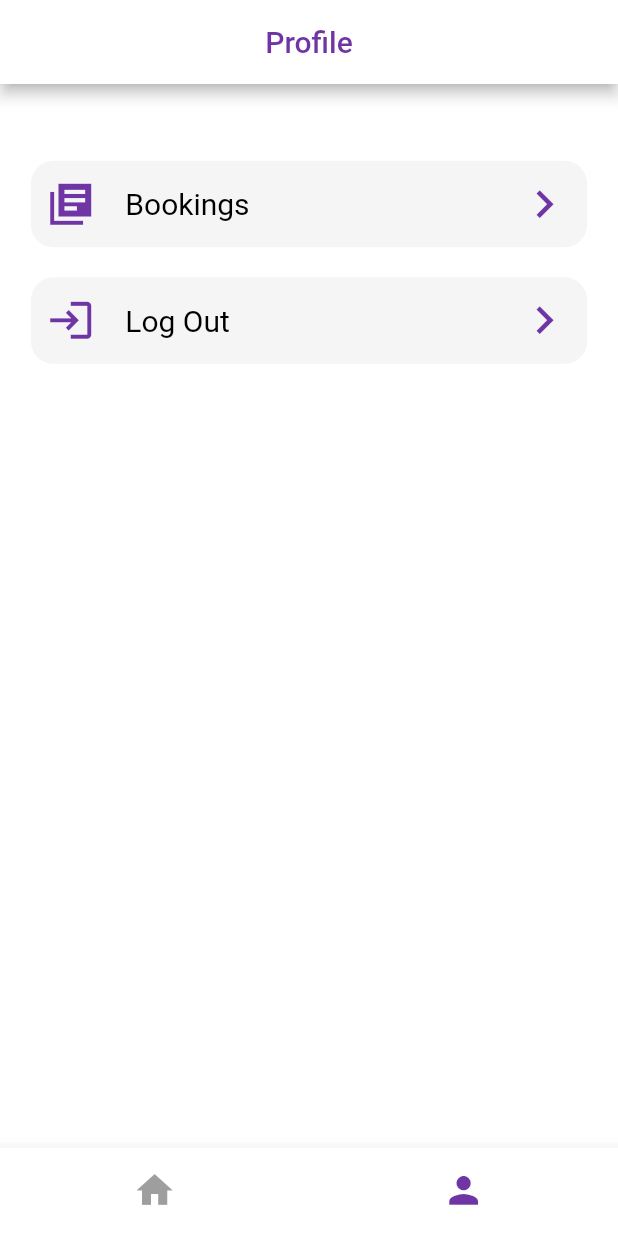
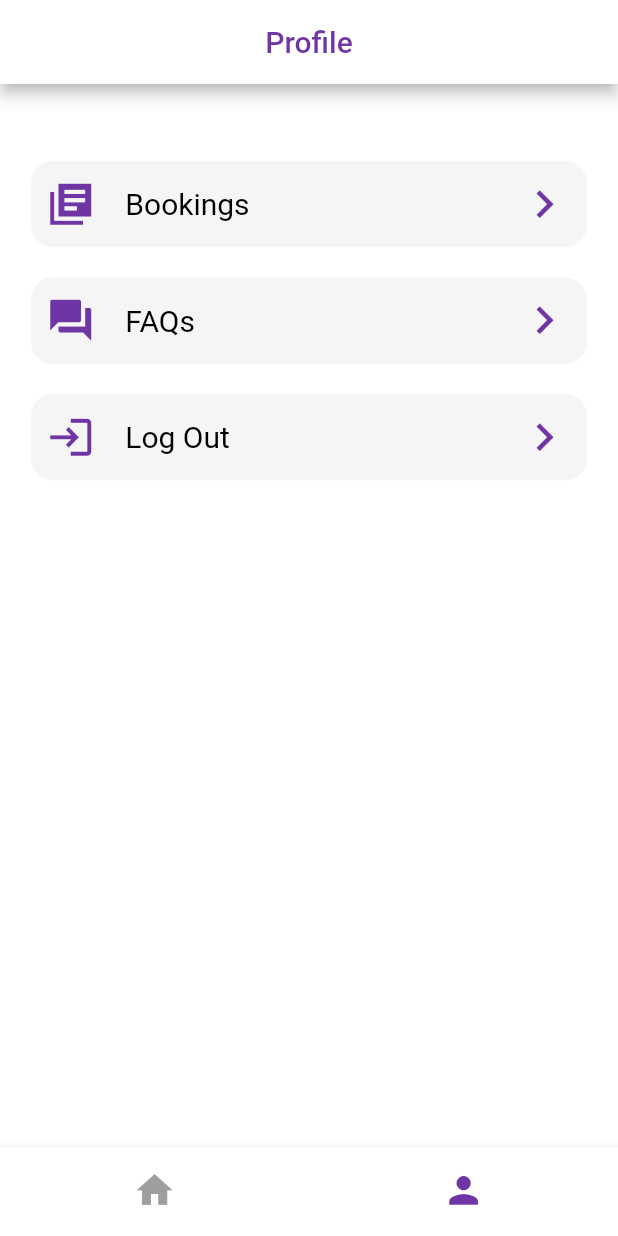
Before and after one commit to Sarthak-Singhania/ISC, a Flutter app: the BottomNaviBar screen opened by its route, item 2 of the bottom bar chosen, on a phone screen of 412 x 824 dp. Run offline on Flutter 3.47's test engine with Material 2 defaults, Android fonts, the phone set to English and light mode, and no system bars; drawn by our look-alikes of auto_size_text; our stand-ins replace cloud_firestore, firebase_auth, firebase_core, flutter_custom_clippers, flutter_switch, fluttertoast and 2 more; accounts and stored records are empty; network calls fail.

Commit message:
Updated admin UI

```diff
--- a/app/lib/components/bottom_navi_bar.dart
+++ b/app/lib/components/bottom_navi_bar.dart
@@ -34,7 +34,7 @@ class _BottomNaviBarState extends State<BottomNaviBar> {
         return AlertDialog(
           title: Text('Do you want to exit?'),
           actions: [TextButton(child: Text("CANCEL"),onPressed: (){Navigator.pop(context,false);},),
-          TextButton(child: Text("YES"),onPressed: (){Navigator.pop(context,true);},)],
+          TextButton(child: Text("YES"),onPressed: ()async{   await FirebaseAuth.instance.signOut();Navigator.pop(context,true);},)],
         );
       });
   }
--- a/app/lib/constants.dart
+++ b/app/lib/constants.dart
@@ -3,4 +3,4 @@ import 'package:flutter/material.dart';
 const kPrimaryColor = Color(0xFF6F35A5);
 const kPrimaryLightColor = Color(0xFFF1E6FF);
 const kIpAddress = "http://65.0.232.165";
-const int kSessionExpireTimeout = 600;
+const int kSessionExpireTimeout = 900;
--- a/app/lib/screens/admin_time_slot.dart
+++ b/app/lib/screens/admin_time_slot.dart
@@ -366,7 +366,12 @@ class _TimeSlotState extends State<TimeSlot> {
                                 Spacer(),
                               ],
                             ),
+                      SizedBox(
+                        height: size.height * 0.05,
+                      ),
                       Expanded(
+                        child: Container(
+                          width: size.width * 0.8,
                           child: ListView.builder(
                               physics: ScrollPhysics(),
                               shrinkWrap: true,
@@ -380,6 +385,7 @@ class _TimeSlotState extends State<TimeSlot> {
                                       : Colors.grey,
                                 );
                               }),
+                        ),
                       )
                     ],
                   ));
--- a/app/lib/screens/profile_screen.dart
+++ b/app/lib/screens/profile_screen.dart
@@ -82,6 +82,14 @@ class _ProfileScreenState extends State<ProfileScreen> {
             //     }),
             ProfileCard(
               size: size,
+              text: 'FAQs',
+              icon: Icons.question_answer,
+              func: () async {
+                print("hello");
+              },
+            ),
+            ProfileCard(
+              size: size,
               text: 'Log Out',
               icon: Icons.login_outlined,
               func: () async {
```
Also changed, not shown: app/lib/main.dart (+4 -3 lines), app/lib/screens/event_screen.dart (+5 -3 lines). Lines whose indentation alone changed are shown as unchanged.
